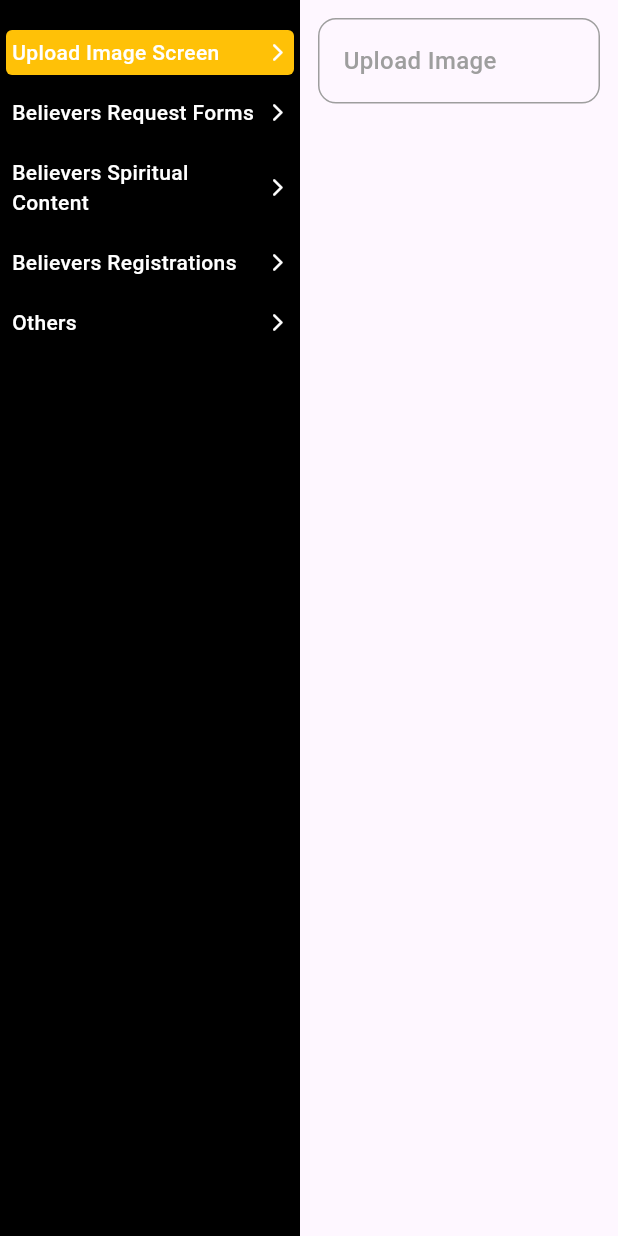
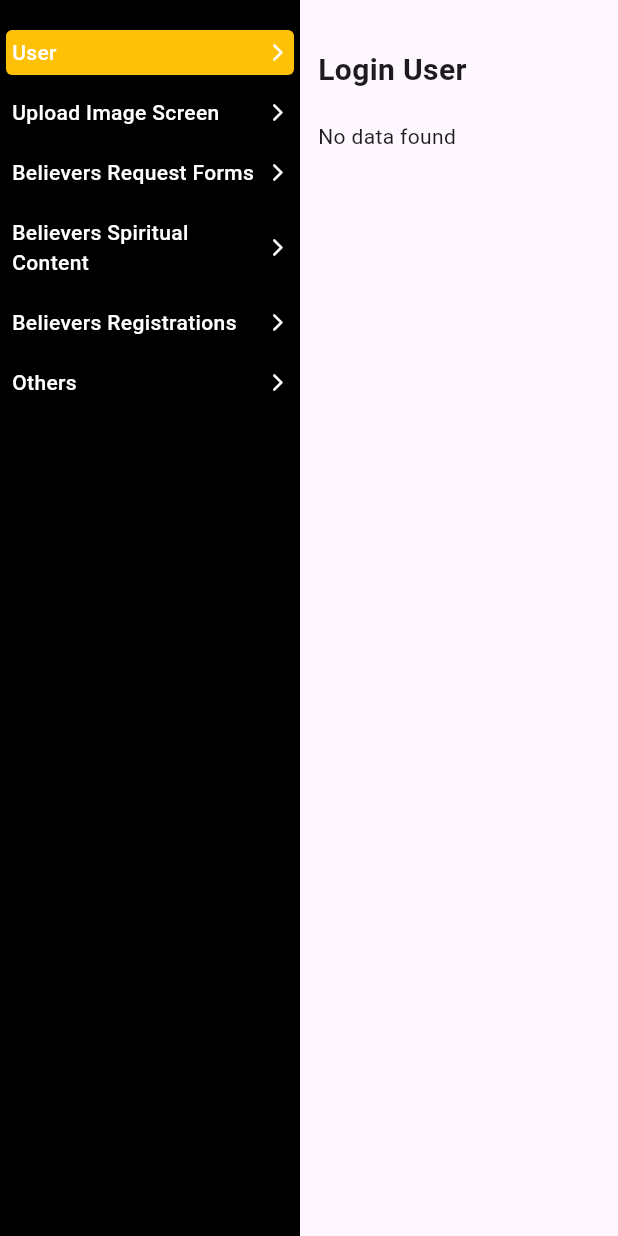
Before and after one commit to uttamkajavadra/pjspaul_admin, a Flutter app: the MainScreen screen opened by its route, on a phone screen of 412 x 824 dp. Run offline on Flutter 3.47's test engine with Material 3 defaults, Android fonts, the phone set to English and light mode, and no system bars; our stand-ins replace cloud_firestore, file_picker, firebase_core, firebase_storage, get; missing offline and left inert: dart:html; accounts and stored records are empty.

Commit message:
user added

```diff
--- a/lib/controller/beliver_request_form/beliver_request_form_controller.dart
+++ b/lib/controller/beliver_request_form/beliver_request_form_controller.dart
@@ -10,7 +10,7 @@ class BeliverRequestFormController extends GetxController{
     ["Full Name", "Contact Number", "Suggestions/Feedback"],
     ["Full Name", "Location", "Contact Number", "Reason for Appointment requested", "Preferred Date"],
     ["Full Name", "Contact Number", "Child's Name", "Gender", "Complete Address"],
-    ["Full Name", "Complete Address", "Contact Number", "Volunteering Area of Interest", "Profession"]
+    ["Full Name", "Complete Address", "Contact Number", "Volunteering Area of Interest", "Profession", "Volunteer Type"]
   ];
   RxInt selectedIndex = 0.obs;
 
@@ -99,7 +99,7 @@ class BeliverRequestFormController extends GetxController{
     firestore.collection('volunteer_enrollment').get().then((snapshot) {
       snapshot.docs.forEach((doc) {
         var data = doc.data();
-        listData.add([data["name"], data["address"], data["contact"], data["area_of_interest"], data["profession"]]);
+        listData.add([data["name"], data["address"], data["contact"], data["area_of_interest"], data["profession"], data["volunteer_type"]]);
       });
     });
   }
--- /dev/null
+++ b/lib/controller/user/user_controller.dart
@@ -0,0 +1,23 @@
+import 'package:cloud_firestore/cloud_firestore.dart';
+import 'package:get/get.dart';
+
+class UserController extends GetxController {
+  List<List<String>> list = [
+    ["Full Name", "Location", "Contact Number", "Email"],
+  ];
+  RxInt selectedIndex = 0.obs;
+
+  RxList<List<String>> listData = <List<String>>[].obs;
+
+  Future<void> getUser() async {
+    listData.clear();
+    final FirebaseFirestore firestore = FirebaseFirestore.instance;
+    firestore.collection('login').get().then((snapshot) {
+      snapshot.docs.forEach((doc) {
+        var data = doc.data();
+        listData.add([data["name"], data["location"], data["mobile"], data["email"]]);
+      });
+    });
+  }
+
+}
--- a/lib/view/page/beliver_request_form/beliver_request_form_screen.dart
+++ b/lib/view/page/beliver_request_form/beliver_request_form_screen.dart
@@ -31,6 +31,8 @@ class _BeliverRequestFormScreenState extends State<BeliverRequestFormScreen> {
                           controller.getPastorRequest();
                         } else if(controller.selectedIndex.value == 6){
                           controller.getChildDedication();
+                        } else if(controller.selectedIndex.value == 7){
+                          controller.getVolunteerEnrollment();
                         }
     super.initState();
   }
@@ -56,7 +58,8 @@ class _BeliverRequestFormScreenState extends State<BeliverRequestFormScreen> {
                         "Prayer & Counseling Request",
                         "Suggestions/Feedback Request",
                         "Pastor's Appointment Request",
-                        "Child Dedication Request"
+                        "Child Dedication Request",
+                        "Volunteer Enrollment Request"
                       ],
                       onChanged: (index) {
                         controller.selectedIndex.value = index;
@@ -74,6 +77,8 @@ class _BeliverRequestFormScreenState extends State<BeliverRequestFormScreen> {
                           controller.getPastorRequest();
                         } else if(index == 6){
                           controller.getChildDedication();
+                        } else if(index == 7){
+                          controller.getVolunteerEnrollment();
                         }
                       },
                       validator: (value) => null);
--- a/lib/view/page/main/main_screen.dart
+++ b/lib/view/page/main/main_screen.dart
@@ -5,6 +5,7 @@ import 'package:pjspaul_admin/view/page/beliver_request_form/beliver_request_for
 import 'package:pjspaul_admin/view/page/beliver_spritual_content/beliver_spritual_content_screen.dart';
 import 'package:pjspaul_admin/view/page/other/other_screen.dart';
 import 'package:pjspaul_admin/view/page/upload_image/upload_image_screen.dart';
+import 'package:pjspaul_admin/view/page/user/user_screen.dart';
 
 class MainScreen extends StatefulWidget {
   const MainScreen({super.key});
@@ -16,6 +17,7 @@ class MainScreen extends StatefulWidget {
 class _MainScreenState extends State<MainScreen> {
 
   List<Map<String, dynamic>> list = [
+    {"title": "User", 'screen': UserScreen()},
     {"title": "Upload Image Screen", "screen": UploadImageScreen()},
     {"title": "Believers Request Forms", "screen": BeliverRequestFormScreen()},
     {"title": "Believers Spiritual Content", "screen": BeliverSpritualContentScreen()},
--- /dev/null
+++ b/lib/view/page/user/user_screen.dart
@@ -0,0 +1,93 @@
+import 'package:flutter/material.dart';
+import 'package:get/get.dart';
+import 'package:pjspaul_admin/controller/user/user_controller.dart';
+import 'dart:html' as html;
+
+class UserScreen extends StatefulWidget {
+  const UserScreen({super.key});
+
+  @override
+  State<UserScreen> createState() => _UserScreenState();
+}
+
+class _UserScreenState extends State<UserScreen> {
+  UserController controller = Get.isRegistered<UserController>()
+    ? Get.find<UserController>() : Get.put(UserController());
+
+    @override
+  void initState() {
+    controller.getUser();
+    super.initState();
+  }
+
+  @override
+  Widget build(BuildContext context) {
+    return Scaffold(
+      // backgroundColor: Colors.white,
+      body: Column(
+        crossAxisAlignment: CrossAxisAlignment.start,
+        children: [
+          const SizedBox(
+            height: 20,
+          ),
+          Text("Login User",
+          style: TextStyle(fontSize: 20, fontWeight: FontWeight.w700),),
+          const SizedBox(
+            height: 20,
+          ),
+          Obx(() {
+            return (controller.listData.isEmpty)?
+            Text("No data found")
+            :Container(
+              decoration: BoxDecoration(
+                  color: Colors.white,
+                  borderRadius: BorderRadius.circular(12),
+                  boxShadow: [BoxShadow(color: Colors.grey.shade200, blurRadius: 20.0)]),
+              child: SingleChildScrollView(
+                scrollDirection: Axis.horizontal,
+                child: DataTable(columns: [
+                  for (int i = 0; i < controller.list[controller.selectedIndex.value].length; i++) ...[
+                    DataColumn(
+                      label: Text(
+                        controller.list[controller.selectedIndex.value][i],
+                        overflow: TextOverflow.ellipsis,
+                        style: TextStyle(color: Colors.black, fontSize: 14, fontWeight: FontWeight.w500),
+                      ),
+                    ),
+                  ]
+                ], rows: [
+                  for (int i = 0; i < controller.listData.length; i++) ...[
+                    DataRow(cells: [
+                      for (int j = 0; j < controller.listData[i].length; j++) ...[
+                        DataCell(
+                          (controller.listData[i][j].startsWith("http"))
+                          ? GestureDetector(
+                            onTap: (){
+                              html.window.open(controller.listData[i][j], '_blank');
+                            },
+                            child: Container(
+                              padding: EdgeInsets.symmetric(horizontal: 6, vertical: 2),
+                              decoration: BoxDecoration(
+                                color: Colors.black,
+                                borderRadius: BorderRadius.circular(6)
+                              ),
+                              child: Text("View", style: TextStyle(color: Colors.white),),
+                            ),
+                          )
+                          : Text(
+                          controller.listData[i][j],
+                          overflow: TextOverflow.ellipsis,
+                          style: TextStyle(color: Colors.black, fontSize: 14, fontWeight: FontWeight.w400),
+                        )),
+                      ],
+                    ]),
+                  ],
+                ]),
+              ),
+            );
+          })
+        ],
+      ),
+    );
+  }
+}
--- a/pubspec.yaml
+++ b/pubspec.yaml
@@ -41,6 +41,7 @@ dependencies:
   firebase_storage: ^12.3.7
   file_picker: ^8.1.7
   intl: ^0.20.2
+  cached_network_image: ^3.2.0
 
 dev_dependencies:
   flutter_test:
```
Also changed, not shown: pubspec.lock, 2 other files.
